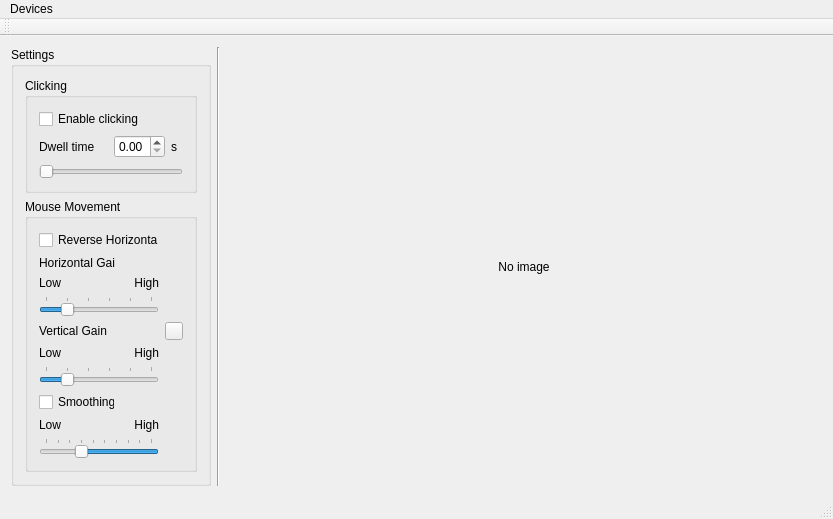
Old version of the form mainWindow.ui in the repository toshikurauchi/CameraMouseSuite-cross-platform.
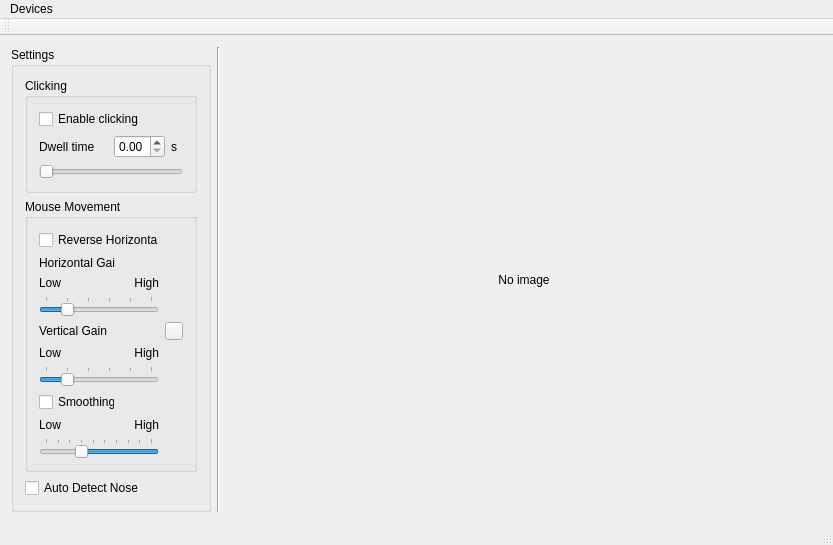
New version of the form. Icons and pictures are not drawn. Custom widgets are drawn as their Qt base class.

Commit message: Adding checkbox to enable or disable auto resetting of feature position

Patch:
```diff
--- a/mainWindow.ui
+++ b/mainWindow.ui
@@ -292,6 +292,13 @@
          </layout>
         </widget>
        </item>
+       <item>
+        <widget class="QCheckBox" name="autoDetectNoseCheckBox">
+         <property name="text">
+          <string>Auto Detect Nose</string>
+         </property>
+        </widget>
+       </item>
        <item>
         <spacer name="verticalSpacer">
          <property name="orientation">
```
The commit also changes 4 other files.
